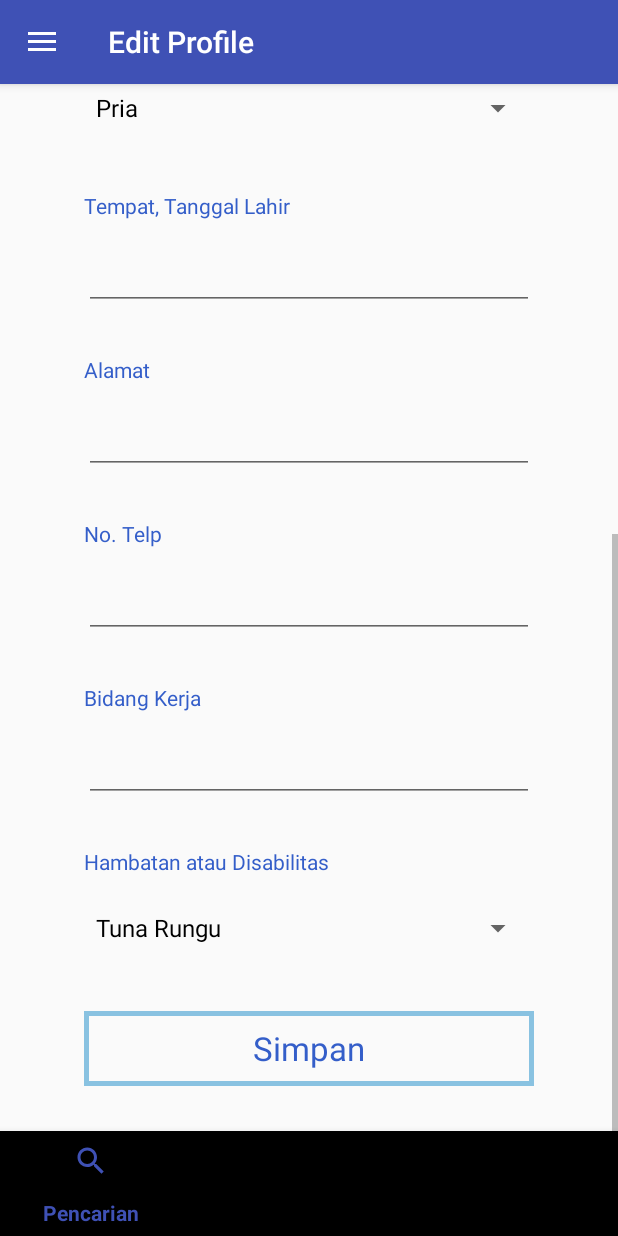
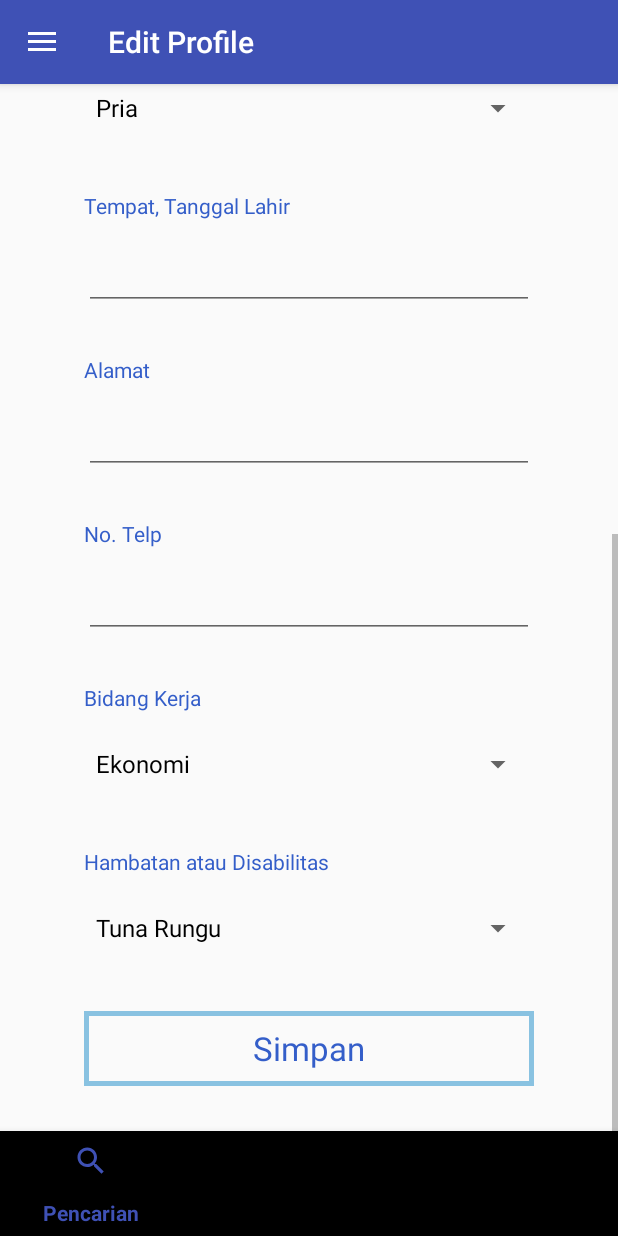
Before and after one commit to renaldysa18/D-loker, an Android app: the fragment EditProfileFragment placed in its activity, scrolled down 526 dp, on a phone screen of 412 x 824 dp. Run offline under Robolectric (Android 15) with nearby library versions, the phone set to English and light mode, and no system bars; our stand-ins replace CircleImageView, Firebase (no records; nobody signed in at launch, a user with empty details on screens opened directly); 6 statements that could not run were skipped.

Commit message:
add bidang kerja

```diff
--- a/app/src/main/java/com/example/renaldysabdojatip/dloker/EditProfileFragment.java
+++ b/app/src/main/java/com/example/renaldysabdojatip/dloker/EditProfileFragment.java
@@ -36,9 +36,9 @@ import javax.net.ssl.SNIMatcher;
  */
 public class EditProfileFragment extends Fragment {
 
-    private EditText nama, email, ttl, alamat, bidangkerja, notelp;
+    private EditText nama, email, ttl, alamat, notelp;
 
-    private Spinner disabilitas, gender;
+    private Spinner disabilitas, gender, bidang;
 
     private Button btn_save_edit;
 
@@ -73,14 +73,13 @@ public class EditProfileFragment extends Fragment {
         //spinner
         disabilitas = (Spinner)rootView.findViewById(R.id.edit_profile_disabilitas);
         gender = (Spinner)rootView.findViewById(R.id.edit_profile_gender);
-
+        bidang = (Spinner)rootView.findViewById(R.id.edit_profile_bidang_kerja);
 
         //edit
         nama = (EditText)rootView.findViewById(R.id.edit_profile_nama);
         email = (EditText)rootView.findViewById(R.id.edit_profile_email);
         ttl = (EditText)rootView.findViewById(R.id.edit_profile_ttl);
         alamat = (EditText)rootView.findViewById(R.id.edit_profile_alamat);
-        bidangkerja = (EditText)rootView.findViewById(R.id.edit_profile_bidang_kerja);
         notelp = (EditText)rootView.findViewById(R.id.edit_profile_notelp);
 
         //image
@@ -88,9 +87,11 @@ public class EditProfileFragment extends Fragment {
 
         //spinner array
 
-        String [] gender_array = {"Pria", "Wanita"};
+        final String [] gender_array = {"Pria", "Wanita"};
 
         String [] disabilitas_array = {"Tuna Rungu", "Tuna Wicara"};
+
+        final String [] bidang_kerja = {"Ekonomi", "Kuliner", "Teknologi"};
 
         //gender
         ArrayAdapter<String> LTRgender = new ArrayAdapter<String>(this.getActivity(), android.R.layout.simple_spinner_dropdown_item,gender_array);
@@ -102,6 +103,10 @@ public class EditProfileFragment extends Fragment {
         LTRdisabilitas.setDropDownViewResource(android.R.layout.simple_dropdown_item_1line);
         disabilitas.setAdapter(LTRdisabilitas);
 
+        //bidang kerja
+        ArrayAdapter<String> LTRBidang =  new ArrayAdapter<String>(this.getActivity(), android.R.layout.simple_spinner_dropdown_item, bidang_kerja);
+        LTRBidang.setDropDownViewResource(android.R.layout.simple_dropdown_item_1line);
+        bidang.setAdapter(LTRBidang);
 
         //firebase
         mAuth = FirebaseAuth.getInstance();
@@ -129,7 +134,6 @@ public class EditProfileFragment extends Fragment {
                 alamat.setText(dataAlamat);
                 ttl.setText(dataTTL);
                 notelp.setText(dataNotelp);
-                bidangkerja.setText(dataBidang);
 
             }
 
@@ -153,13 +157,14 @@ public class EditProfileFragment extends Fragment {
                 Snama = nama.getText().toString().trim();
                 Semail = email.getText().toString().trim();
                 Snotelp = notelp.getText().toString().trim();
-                Sbidang = bidangkerja.getText().toString().trim();
+
                 Salamat = alamat.getText().toString().trim();
                 Sttl = ttl.getText().toString().trim();
 
                 //spinner value
                 final String Sgender, Sdisabilitas;
 
+                Sbidang = bidang.getSelectedItem().toString();
                 Sgender = gender.getSelectedItem().toString();
                 Sdisabilitas = disabilitas.getSelectedItem().toString();
 
@@ -204,12 +209,6 @@ public class EditProfileFragment extends Fragment {
                     return;
                 }
 
-                //bidang
-                if(Sbidang.isEmpty()){
-                    bidangkerja.setError("Bidang Kerja Tidak Boleh Kosong");
-                    bidangkerja.requestFocus();
-                    return;
-                }
 
                 progressBar.setVisibility(View.VISIBLE);
 
--- a/app/src/main/res/layout/fragment_edit_profile.xml
+++ b/app/src/main/res/layout/fragment_edit_profile.xml
@@ -11,16 +11,16 @@
         android:layout_height="match_parent">
 
         <LinearLayout
-            android:gravity="center"
             android:layout_width="match_parent"
             android:layout_height="match_parent"
+            android:gravity="center"
             android:orientation="vertical">
 
             <de.hdodenhof.circleimageview.CircleImageView
-                android:layout_marginTop="@dimen/top"
                 android:id="@+id/edit_profile_pict"
                 android:layout_width="150dp"
                 android:layout_height="150dp"
+                android:layout_marginTop="@dimen/top"
                 android:src="@drawable/avatar"
                 app:civ_border_width="0dp" />
 
@@ -34,35 +34,35 @@
                 android:textColor="@color/darkBlur" />
 
             <TextView
+                android:layout_width="@dimen/edit_width"
+                android:layout_height="wrap_content"
                 android:layout_marginTop="@dimen/top"
+                android:text="@string/nama"
                 android:textAppearance="?android:textAppearanceSmall"
-                android:text="@string/nama"
-                android:textColor="@color/darkBlur"
-                android:layout_width="@dimen/edit_width"
-                android:layout_height="wrap_content" />
+                android:textColor="@color/darkBlur" />
 
             <EditText
-                android:layout_marginTop="@dimen/to_title"
                 android:id="@+id/edit_profile_nama"
                 android:layout_width="@dimen/edit_width"
                 android:layout_height="@dimen/edit_height"
+                android:layout_marginTop="@dimen/to_title"
                 android:text="@string/nama"
                 android:textAppearance="?android:textAppearanceMedium" />
 
             <TextView
-                android:textColor="@color/darkBlur"
+                android:layout_width="@dimen/edit_width"
+                android:layout_height="wrap_content"
+                android:layout_marginTop="@dimen/top"
                 android:text="@string/email"
                 android:textAppearance="?android:textAppearanceSmall"
-                android:layout_marginTop="@dimen/top"
-                android:layout_width="@dimen/edit_width"
-                android:layout_height="wrap_content" />
+                android:textColor="@color/darkBlur" />
 
             <EditText
-                android:inputType="textEmailAddress"
                 android:id="@+id/edit_profile_email"
                 android:layout_width="@dimen/edit_width"
                 android:layout_height="@dimen/edit_height"
                 android:layout_marginTop="@dimen/to_title"
+                android:inputType="textEmailAddress"
                 android:text="@string/email"
                 android:textAppearance="?android:textAppearanceMedium" />
 
@@ -83,11 +83,11 @@
                 android:textAppearance="?android:textAppearanceMedium" />-->
 
             <Spinner
-                android:layout_marginTop="@dimen/to_title"
-                android:spinnerMode="dropdown"
                 android:id="@+id/edit_profile_gender"
                 android:layout_width="@dimen/edit_width"
-                android:layout_height="@dimen/edit_height"/>
+                android:layout_height="@dimen/edit_height"
+                android:layout_marginTop="@dimen/to_title"
+                android:spinnerMode="dropdown" />
 
             <TextView
                 android:layout_width="@dimen/edit_width"
@@ -130,11 +130,11 @@
                 android:textColor="@color/darkBlur" />
 
             <EditText
-                android:inputType="number"
                 android:id="@+id/edit_profile_notelp"
                 android:layout_width="@dimen/edit_width"
                 android:layout_height="@dimen/edit_height"
                 android:layout_marginTop="@dimen/to_title"
+                android:inputType="number"
                 android:text="@string/notelp"
                 android:textAppearance="?android:textAppearanceMedium" />
 
@@ -146,13 +146,13 @@
                 android:textAppearance="?android:textAppearanceSmall"
                 android:textColor="@color/darkBlur" />
 
-            <EditText
+
+            <Spinner
                 android:id="@+id/edit_profile_bidang_kerja"
                 android:layout_width="@dimen/edit_width"
                 android:layout_height="@dimen/edit_height"
                 android:layout_marginTop="@dimen/to_title"
-                android:text="@string/bidang_kerja"
-                android:textAppearance="?android:textAppearanceMedium" />
+                android:spinnerMode="dropdown" />
 
             <TextView
                 android:layout_width="@dimen/edit_width"
@@ -171,29 +171,29 @@
                 android:textAppearance="?android:textAppearanceMedium" />-->
 
             <Spinner
-                android:layout_marginTop="@dimen/to_title"
-                android:spinnerMode="dropdown"
                 android:id="@+id/edit_profile_disabilitas"
                 android:layout_width="@dimen/edit_width"
-                android:layout_height="@dimen/edit_height"/>
+                android:layout_height="@dimen/edit_height"
+                android:layout_marginTop="@dimen/to_title"
+                android:spinnerMode="dropdown" />
 
             <ProgressBar
-                android:layout_marginTop="@dimen/top"
-                android:visibility="gone"
                 android:id="@+id/pb_edit"
                 android:layout_width="wrap_content"
-                android:layout_height="wrap_content" />
+                android:layout_height="wrap_content"
+                android:layout_marginTop="@dimen/top"
+                android:visibility="gone" />
 
             <Button
+                android:id="@+id/btn_edit_profile"
+                android:layout_width="@dimen/edit_width"
+                android:layout_height="@dimen/edit_height"
                 android:layout_marginBottom="@dimen/top"
-                android:textAppearance="?android:textAppearanceLarge"
-                android:text="@string/simpan"
-                android:textColor="@color/darkBlur"
                 android:layout_marginTop="@dimen/top"
                 android:background="@drawable/button_border_blue"
-                android:id="@+id/btn_edit_profile"
-                android:layout_width="@dimen/edit_width"
-                android:layout_height="@dimen/edit_height" />
+                android:text="@string/simpan"
+                android:textAppearance="?android:textAppearanceLarge"
+                android:textColor="@color/darkBlur" />
 
         </LinearLayout>
 
```
Also changed, not shown: app/src/main/java/com/example/renaldysabdojatip/dloker/Rekomendasi.java (added, +39 -0 lines), app/src/main/java/com/example/renaldysabdojatip/dloker/RekomendasiAdapter.java (added, +57 -0 lines), app/src/main/java/com/example/renaldysabdojatip/dloker/RekomendasiFragment.java (+8 -1 lines), app/src/main/res/layout/fragment_rekomendasi.xml (+5 -7 lines), app/src/main/res/layout/list_rekomendasi.xml (added, +67 -0 lines).
